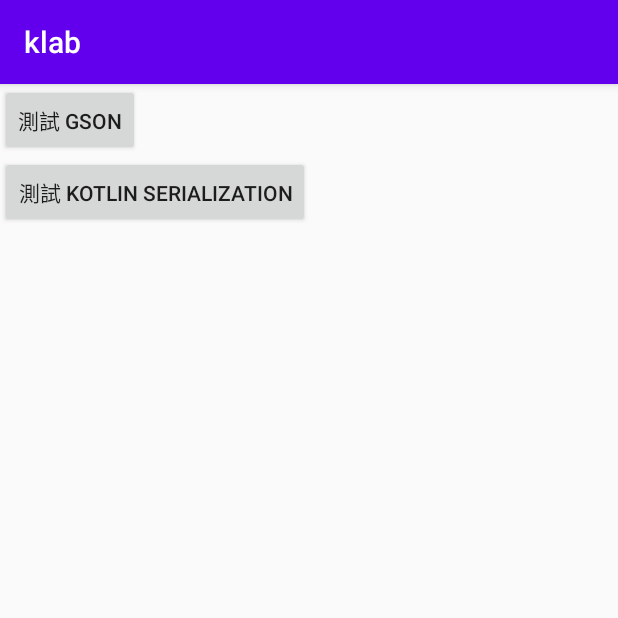
After one commit to kentsung118/klab, an Android app: the NullSafeActivity screen opened directly, with no data from a screen before it, on a phone screen of 412 x 824 dp, the top half of it. The commit adds this screen. Run offline under Robolectric (Android 15) with nearby library versions, the phone set to English and light mode, and no system bars.

Commit message:
add NullSafeActivity

```diff
--- a/app/build.gradle
+++ b/app/build.gradle
@@ -1,6 +1,7 @@
 plugins {
     alias(libs.plugins.android.application)
     alias(libs.plugins.jetbrains.kotlin.android)
+    alias(libs.plugins.jetbrains.kotlin.serialization)
 }
 
 android {
@@ -49,6 +50,7 @@ android {
 dependencies {
 
     implementation libs.androidx.core.ktx
+    implementation libs.kotlinx.serialization.json
     implementation libs.androidx.lifecycle.runtime.ktx
     implementation libs.androidx.activity.compose
     implementation platform(libs.androidx.compose.bom)
--- a/app/src/main/AndroidManifest.xml
+++ b/app/src/main/AndroidManifest.xml
@@ -42,6 +42,8 @@
         <activity android:name=".touchevent.TouchEventActivity"/>
         <activity android:name=".tablayout.TabLayoutActivity"/>
         <activity android:name=".GlideActivity"/>
+        <activity android:name=".NullSafeActivity"/>
+
 
 
         <provider
--- a/app/src/main/java/com/kent/lab/MainActivity.kt
+++ b/app/src/main/java/com/kent/lab/MainActivity.kt
@@ -26,7 +26,7 @@ class MainActivity : BaseBindingActivity<ActivityMainBinding>() {
         "TouchEventActivity",
         "TabLayout Activity",
         "GlideActivityt",
-//        "DesktopManager",
+        "Null Safe Test",
 //        "WorkManager",
 //        "Room",
 //        "OkHttpClientActivity",
@@ -43,7 +43,7 @@ class MainActivity : BaseBindingActivity<ActivityMainBinding>() {
         TouchEventActivity::class.java,
         TabLayoutActivity::class.java,
         GlideActivity::class.java,
-//        DesktopManagerActivity::class.java,
+        NullSafeActivity::class.java,
 //        WorkActivity::class.java,
 //        RoomActivity::class.java,
 //        OkHttpClientActivity::class.java,
--- /dev/null
+++ b/app/src/main/java/com/kent/lab/NullSafeActivity.kt
@@ -0,0 +1,57 @@
+package com.kent.lab
+
+import android.os.Bundle
+import android.util.Log
+import android.view.LayoutInflater
+import com.kent.lab.databinding.ActivityNullSafeBinding
+import kotlinx.serialization.Serializable
+import kotlinx.serialization.json.Json
+
+@Serializable
+data class User(
+    val name: String,
+    val age: Int,
+    val email: String? = null,
+    val country: String = "Taiwan"
+)
+
+class NullSafeActivity : BaseBindingActivity<ActivityNullSafeBinding>() {
+    override val bindingInflater: (LayoutInflater) -> ActivityNullSafeBinding
+        get() = ActivityNullSafeBinding::inflate
+
+    private val json = Json {
+        ignoreUnknownKeys = true
+        coerceInputValues = true
+    }
+
+
+    override fun onCreate(savedInstanceState: Bundle?) {
+        super.onCreate(savedInstanceState)
+        binding.btn1.setOnClickListener {
+            Log.d("lala", "btn1 click")
+        }
+
+        binding.btn2.setOnClickListener {
+            Log.d("lala", "btn2 click")
+            // 測試 default value: country 欄位缺失
+            // 測試 null safe: email 欄位給 null
+            val jsonString = """
+                {
+                    "name": "John",
+                    "age": 30,
+                    "email": null,
+                    "country": "JP"
+                }
+            """.trimIndent()
+
+            try {
+                val user = json.decodeFromString<User>(jsonString)
+                Log.d("lala", "Parsed user: $user")
+                // 預期輸出: Parsed user: User(name=John, age=30, email=null, country=Taiwan)
+            } catch (e: Exception) {
+                Log.e("lala", "Failed to parse user", e)
+            }
+        }
+    }
+
+}
--- /dev/null
+++ b/app/src/main/res/layout/activity_null_safe.xml
@@ -0,0 +1,29 @@
+<?xml version="1.0" encoding="utf-8"?>
+<androidx.constraintlayout.widget.ConstraintLayout xmlns:android="http://schemas.android.com/apk/res/android"
+    xmlns:app="http://schemas.android.com/apk/res-auto"
+    android:orientation="vertical"
+    android:layout_width="match_parent"
+    android:layout_height="match_parent">
+
+    <Button android:id="@+id/btn1"
+        app:layout_constraintTop_toTopOf="parent"
+        app:layout_constraintStart_toStartOf="parent"
+        android:layout_width="wrap_content"
+        android:layout_height="wrap_content"
+        android:text="測試 Gson"/>
+
+
+    <Button android:id="@+id/btn2"
+        app:layout_constraintTop_toBottomOf="@+id/btn1"
+        app:layout_constraintStart_toStartOf="parent"
+        android:layout_width="wrap_content"
+        android:layout_height="wrap_content"
+        android:text="測試 kotlin serialization"/>
+
+
+
+
+
+
+
+</androidx.constraintlayout.widget.ConstraintLayout>
--- a/gradle/libs.versions.toml
+++ b/gradle/libs.versions.toml
@@ -1,6 +1,7 @@
 [versions]
 agp = "8.4.0"
 kotlin = "1.9.0"
+kotlinxSerialization = "1.6.3"
 coreKtx = "1.13.1"
 junit = "4.13.2"
 junitVersion = "1.2.1"
@@ -13,6 +14,7 @@ workRuntimeKtx = "2.9.1"
 
 [libraries]
 androidx-core-ktx = { group = "androidx.core", name = "core-ktx", version.ref = "coreKtx" }
+kotlinx-serialization-json = { group = "org.jetbrains.kotlinx", name = "kotlinx-serialization-json", version.ref = "kotlinxSerialization" }
 junit = { group = "junit", name = "junit", version.ref = "junit" }
 androidx-junit = { group = "androidx.test.ext", name = "junit", version.ref = "junitVersion" }
 androidx-espresso-core = { group = "androidx.test.espresso", name = "espresso-core", version.ref = "espressoCore" }
@@ -32,3 +34,4 @@ androidx-work-runtime-ktx = { group = "androidx.work", name = "work-runtime-ktx"
 [plugins]
 android-application = { id = "com.android.application", version.ref = "agp" }
 jetbrains-kotlin-android = { id = "org.jetbrains.kotlin.android", version.ref = "kotlin" }
+jetbrains-kotlin-serialization = { id = "org.jetbrains.kotlin.plugin.serialization", version.ref = "kotlin" }
```
